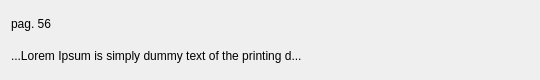
First picture: the form in bqViewer/ui/ViewerSearchResultItem.ui, repository bq/cervantes, before the edit.
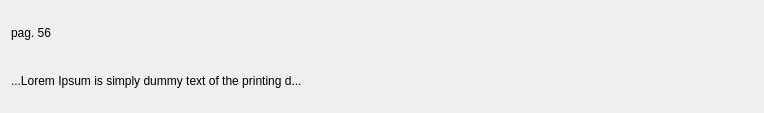
Second picture: the form after the edit.

```diff
--- a/bqViewer/ui/ViewerSearchResultItem.ui
+++ b/bqViewer/ui/ViewerSearchResultItem.ui
@@ -6,8 +6,8 @@
    <rect>
     <x>0</x>
     <y>0</y>
-    <width>540</width>
-    <height>80</height>
+    <width>764</width>
+    <height>113</height>
    </rect>
   </property>
   <property name="windowTitle">
```
Left out of the diff: 6 changed lines with no effect on the pictures.
